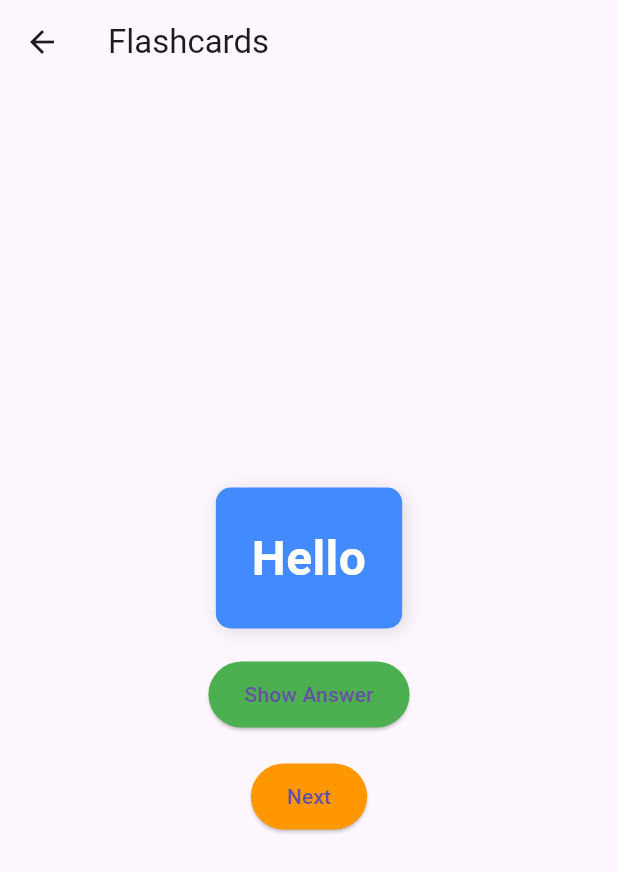
After one commit to freesultan/language_app, a Flutter app: the screen it shows after launch, after a tap on "flashcards", on a phone screen of 412 x 824 dp. The commit adds this screen. Shown: the top 872 px of the screen. Run offline on Flutter 3.47's test engine with Material 3 defaults, Android fonts, the phone set to English and light mode, and no system bars.

Commit message:
flashcard initial commit

```diff
--- /dev/null
+++ b/lib/features/home/presentation/pages/flashcard_screen.dart
@@ -0,0 +1,89 @@
+import 'package:flutter/material.dart';
+
+class FlashcardScreen extends StatefulWidget {
+  const FlashcardScreen({super.key});
+
+  @override
+  _FlashcardScreenState createState() => _FlashcardScreenState();
+}
+
+class _FlashcardScreenState extends State<FlashcardScreen> {
+  List<Map<String, String>> flashcards = [
+    {"question": "Hello", "answer": "سلام"},
+    {"question": "Thank you", "answer": "تشکر"},
+    // Add more flashcards here
+  ];
+  int currentIndex = 0;
+  bool showAnswer = false;
+
+  void nextFlashcard() {
+    setState(() {
+      currentIndex = (currentIndex + 1) % flashcards.length;
+      showAnswer = false;
+    });
+  }
+
+  void toggleFlashcard() {
+    setState(() {
+      showAnswer = !showAnswer;
+    });
+  }
+
+  @override
+  Widget build(BuildContext context) {
+    return Scaffold(
+      appBar: AppBar(
+        title: const Text('Flashcards'),
+      ),
+      body: Center(
+        child: Padding(
+          padding: const EdgeInsets.all(16.0),
+          child: Column(
+            mainAxisAlignment: MainAxisAlignment.center,
+            children: [
+              Container(
+                padding: const EdgeInsets.all(24.0),
+                decoration: BoxDecoration(
+                  color: Colors.blueAccent,
+                  borderRadius: BorderRadius.circular(10.0),
+                  boxShadow: const [
+                    BoxShadow(
+                      color: Colors.black12,
+                      offset: Offset(2, 2),
+                      blurRadius: 10.0,
+                    ),
+                  ],
+                ),
+                child: Text(
+                  showAnswer
+                      ? flashcards[currentIndex]['answer']!
+                      : flashcards[currentIndex]['question']!,
+                  style: const TextStyle(fontSize: 32, fontWeight: FontWeight.bold, color: Colors.white),
+                  textAlign: TextAlign.center,
+                ),
+              ),
+              const SizedBox(height: 20),
+              ElevatedButton(
+                onPressed: toggleFlashcard,
+                style: ElevatedButton.styleFrom(
+                  backgroundColor: Colors.green,
+                  padding: const EdgeInsets.symmetric(horizontal: 24, vertical: 12),
+                ),
+                child: Text(showAnswer ? 'Show Question' : 'Show Answer'),
+              ),
+              const SizedBox(height: 20),
+              ElevatedButton(
+                onPressed: nextFlashcard,
+                style: ElevatedButton.styleFrom(
+                  backgroundColor: Colors.orange,
+                  padding: const EdgeInsets.symmetric(horizontal: 24, vertical: 12),
+                ),
+                child: const Text('Next'),
+              ),
+            ],
+          ),
+        ),
+      ),
+    );
+  }
+}
--- a/lib/features/home/presentation/pages/home_screen.dart
+++ b/lib/features/home/presentation/pages/home_screen.dart
@@ -4,6 +4,7 @@ import '../../widgets/progress_tracker_widget.dart';
 import '../../widgets/bottom_nav_bar.dart';
 import 'package:provider/provider.dart';
 import '../../../../core/services/lesson_providor.dart';
+import 'flashcard_screen.dart';
 
 class HomeScreen extends StatelessWidget {
   const HomeScreen({super.key});
@@ -25,6 +26,16 @@ class HomeScreen extends StatelessWidget {
             const SizedBox(height: 20),
             const ProgressTrackerWidget(),
             const Spacer(),
+            Align(
+              alignment: Alignment.bottomCenter,
+              child: ElevatedButton.icon(
+                onPressed: () {
+                  Navigator.push(context, MaterialPageRoute(builder: (context) => const FlashcardScreen()));
+                },
+                icon: const Icon(Icons.flash_on),
+                label: const Text('flashcards'),
+              )
+            ),
             const BottomNavBar(),
           ],
         ),
```
